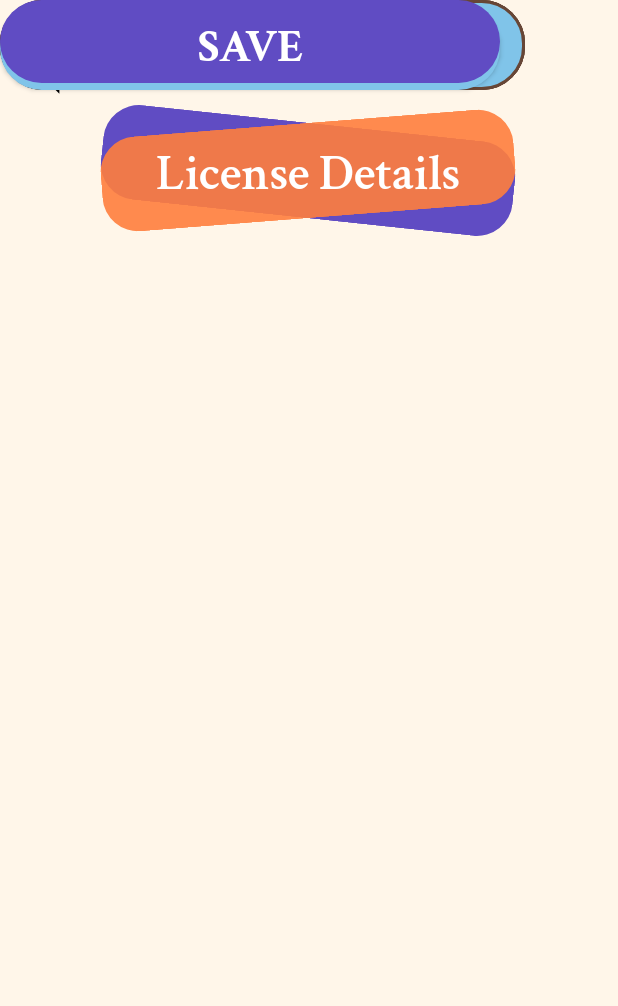
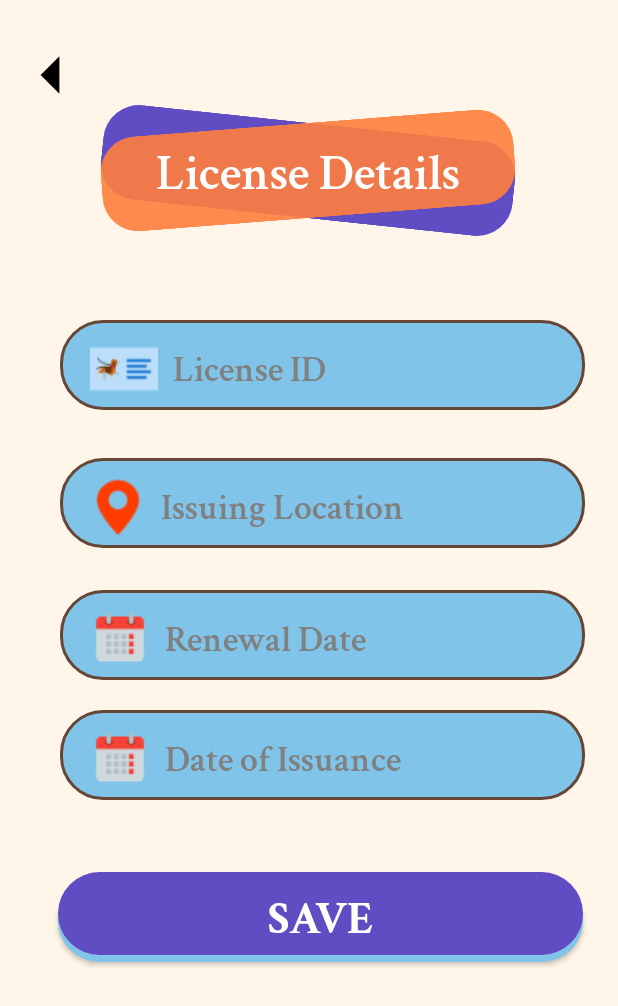
Before and after one commit to Dashersd/Pet-Care-App, an Android app: the edit_licenseActivity screen opened directly, with no data from a screen before it, on a phone screen of 412 x 824 dp. Shown: the top 1006 px of the screen. Run offline under Robolectric (Android 15) with nearby library versions, the light colour scheme and no system bars.

Commit message:
UI Connected

```diff
--- a/app/src/main/AndroidManifest.xml
+++ b/app/src/main/AndroidManifest.xml
@@ -8,7 +8,7 @@
         android:allowBackup="true"
         android:dataExtractionRules="@xml/data_extraction_rules"
         android:fullBackupContent="@xml/backup_rules"
-        android:icon="@mipmap/ic_launcher"
+        android:icon="@drawable/ic_logo2"
         android:label="@string/app_name"
         android:roundIcon="@mipmap/ic_launcher_round"
         android:supportsRtl="true"
--- a/app/src/main/res/layout/activity_edit_license.xml
+++ b/app/src/main/res/layout/activity_edit_license.xml
@@ -6,8 +6,8 @@
     android:layout_width="match_parent"
     android:layout_height="match_parent"
     android:background="#FFF6E9"
-    tools:ignore="ExtraText"
-    tools:context=".edit_licenseActivity">
+    tools:context=".edit_licenseActivity"
+    tools:ignore="ExtraText">
 
     <!-- Left Arrow Image -->
     <ImageView
@@ -16,11 +16,12 @@
         android:layout_height="100dp"
         android:contentDescription="@string/back"
         android:src="@drawable/left_arrow_black"
+        app:layout_constraintStart_toStartOf="parent"
         app:layout_constraintTop_toTopOf="parent"
-        app:layout_constraintStart_toStartOf="parent"
         tools:ignore="MissingConstraints" />
 
     <View
+        android:id="@+id/view10"
         android:layout_width="276dp"
         android:layout_height="63dp"
         android:layout_margin="16dp"
@@ -63,58 +64,67 @@
         app:layout_constraintTop_toTopOf="parent" />
 
     <EditText
+        android:id="@+id/editText13"
         android:layout_width="350dp"
         android:layout_height="60dp"
         android:layout_gravity="start"
+        android:layout_marginTop="68dp"
         android:background="@drawable/et_blue"
         android:drawableStart="@drawable/license_id"
         android:drawablePadding="10dp"
         android:fontFamily="@font/crimson_text_semibold"
         android:gravity="start|center_vertical"
         android:hint="@string/license_id"
-        android:textColorHint="#808080"
         android:paddingStart="20dp"
         android:paddingTop="5dp"
         android:paddingEnd="31dp"
         android:textAppearance="?android:attr/textAppearanceMedium"
         android:textColor="@color/black"
+        android:textColorHint="#808080"
         android:textSize="24sp"
-        tools:ignore="Autofill,MissingConstraints,TextFields"
-        tools:layout_editor_absoluteX="30dp"
-        tools:layout_editor_absoluteY="231dp" />
+        app:layout_constraintEnd_toEndOf="@+id/view10"
+        app:layout_constraintHorizontal_bias="0.378"
+        app:layout_constraintStart_toStartOf="@+id/view10"
+        app:layout_constraintTop_toBottomOf="@+id/view10"
+        tools:ignore="Autofill,MissingConstraints,TextFields" />
 
     <EditText
+        android:id="@+id/editText14"
         android:layout_width="350dp"
         android:layout_height="60dp"
         android:layout_gravity="start"
+        android:layout_marginTop="32dp"
         android:background="@drawable/et_blue"
         android:drawableStart="@drawable/location"
         android:drawablePadding="10dp"
         android:fontFamily="@font/crimson_text_semibold"
         android:gravity="start|center_vertical"
         android:hint="@string/issuing_location"
-        android:textColorHint="#808080"
         android:paddingStart="20dp"
         android:paddingTop="5dp"
         android:paddingEnd="31dp"
         android:textAppearance="?android:attr/textAppearanceMedium"
         android:textColor="@color/black"
+        android:textColorHint="#808080"
         android:textSize="24sp"
-        tools:ignore="Autofill,MissingConstraints,TextFields"
-        tools:layout_editor_absoluteX="30dp"
-        tools:layout_editor_absoluteY="333dp" />
+        app:layout_constraintEnd_toEndOf="@+id/editText13"
+        app:layout_constraintHorizontal_bias="0.274"
+        app:layout_constraintStart_toStartOf="@+id/editText13"
+        app:layout_constraintTop_toBottomOf="@+id/editText13"
+        tools:ignore="Autofill,MissingConstraints,TextFields" />
 
     <EditText
+        android:id="@+id/editText16"
         android:layout_width="350dp"
         android:layout_height="60dp"
         android:layout_gravity="start"
+        android:layout_marginTop="20dp"
         android:background="@drawable/et_blue"
         android:drawableStart="@drawable/dob_calendar"
         android:drawablePadding="10dp"
         android:fontFamily="@font/crimson_text_semibold"
         android:gravity="start|center_vertical"
         android:hint="@string/date_of_issuance"
-        android:textColorHint="#808080"
         android:importantForAutofill="no"
         android:inputType="date"
         android:paddingStart="20dp"
@@ -122,22 +132,26 @@
         android:paddingEnd="31dp"
         android:textAppearance="?android:attr/textAppearanceMedium"
         android:textColor="@color/black"
+        android:textColorHint="#808080"
         android:textSize="24sp"
-        tools:ignore="Autofill,MissingConstraints"
-        tools:layout_editor_absoluteX="30dp"
-        tools:layout_editor_absoluteY="549dp" />
+        app:layout_constraintEnd_toEndOf="@+id/editText15"
+        app:layout_constraintHorizontal_bias="0.568"
+        app:layout_constraintStart_toStartOf="@+id/editText15"
+        app:layout_constraintTop_toBottomOf="@+id/editText15"
+        tools:ignore="Autofill,MissingConstraints" />
 
     <EditText
+        android:id="@+id/editText15"
         android:layout_width="350dp"
         android:layout_height="60dp"
         android:layout_gravity="start"
+        android:layout_marginTop="28dp"
         android:background="@drawable/et_blue"
         android:drawableStart="@drawable/dob_calendar"
         android:drawablePadding="10dp"
         android:fontFamily="@font/crimson_text_semibold"
         android:gravity="start|center_vertical"
         android:hint="@string/renewal_date"
-        android:textColorHint="#808080"
         android:importantForAutofill="no"
         android:inputType="date"
         android:paddingStart="20dp"
@@ -145,21 +159,27 @@
         android:paddingEnd="31dp"
         android:textAppearance="?android:attr/textAppearanceMedium"
         android:textColor="@color/black"
+        android:textColorHint="#808080"
         android:textSize="24sp"
-        tools:ignore="Autofill,MissingConstraints"
-        tools:layout_editor_absoluteX="30dp"
-        tools:layout_editor_absoluteY="439dp" />
+        app:layout_constraintEnd_toEndOf="@+id/editText14"
+        app:layout_constraintHorizontal_bias="0.392"
+        app:layout_constraintStart_toStartOf="@+id/editText14"
+        app:layout_constraintTop_toBottomOf="@+id/editText14"
+        tools:ignore="Autofill,MissingConstraints" />
 
     <Button
         android:id="@+id/button23"
-        android:layout_width="333dp"
+        android:layout_width="350dp"
         android:layout_height="60dp"
+        android:layout_marginTop="48dp"
         android:background="@drawable/btn_background2"
         android:fontFamily="@font/crimson_text_bold"
         android:text="@string/save"
         android:textColor="#ffff"
         android:textSize="30sp"
-        tools:layout_editor_absoluteX="39dp"
-        tools:layout_editor_absoluteY="676dp"
+        app:layout_constraintEnd_toEndOf="parent"
+        app:layout_constraintHorizontal_bias="0.628"
+        app:layout_constraintStart_toStartOf="parent"
+        app:layout_constraintTop_toBottomOf="@+id/editText16"
         tools:ignore="MissingConstraints" />
 </androidx.constraintlayout.widget.ConstraintLayout>
```
Also changed, not shown: app/src/main/java/com/example/petcareapp/edit_microchipActivity.java (+7 -0 lines), app/src/main/java/com/example/petcareapp/microchip_detailsActivity.java (+7 -0 lines), app/src/main/res/layout/activity_edit_insurance.xml (+12 -12 lines), app/src/main/res/layout/activity_edit_microchip.xml (+9 -6 lines).
